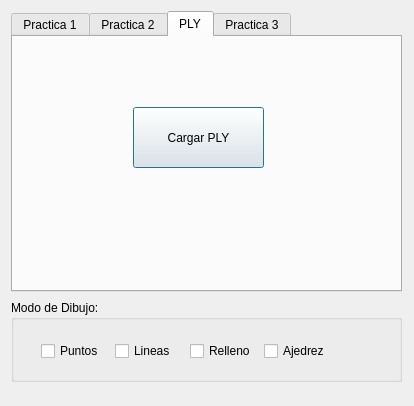
The window that Practica3/esqueleto_qt/interfaz.ui (Ancaor/IG) describes before a commit, drawn with Qt 5.
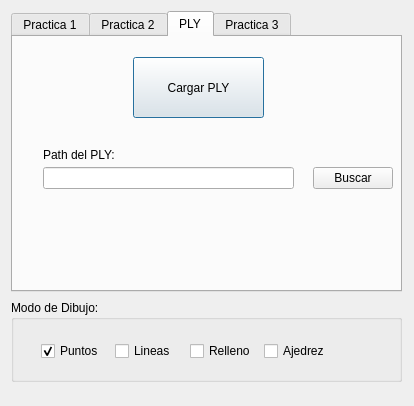
The same window after the commit. The open tabs and pages were chosen to show the change.

Diff of the .ui file:
```diff
--- a/Practica3/esqueleto_qt/interfaz.ui
+++ b/Practica3/esqueleto_qt/interfaz.ui
@@ -237,7 +237,7 @@
      <property name="geometry">
       <rect>
        <x>120</x>
-       <y>70</y>
+       <y>20</y>
        <width>131</width>
        <height>61</height>
       </rect>
@@ -246,6 +246,42 @@
       <string>Cargar PLY</string>
      </property>
     </widget>
+    <widget class="QLineEdit" name="lineEdit_2">
+     <property name="geometry">
+      <rect>
+       <x>30</x>
+       <y>130</y>
+       <width>251</width>
+       <height>22</height>
+      </rect>
+     </property>
+    </widget>
+    <widget class="QPushButton" name="pushButton_3">
+     <property name="geometry">
+      <rect>
+       <x>300</x>
+       <y>130</y>
+       <width>80</width>
+       <height>22</height>
+      </rect>
+     </property>
+     <property name="text">
+      <string>Buscar</string>
+     </property>
+    </widget>
+    <widget class="QLabel" name="label_5">
+     <property name="geometry">
+      <rect>
+       <x>30</x>
+       <y>110</y>
+       <width>81</width>
+       <height>16</height>
+      </rect>
+     </property>
+     <property name="text">
+      <string>Path del PLY:</string>
+     </property>
+    </widget>
    </widget>
    <widget class="QWidget" name="tab_4">
     <attribute name="title">
@@ -416,6 +452,9 @@
        <property name="text">
         <string>Puntos</string>
        </property>
+       <property name="checked">
+        <bool>true</bool>
+       </property>
       </widget>
      </item>
      <item>
```
Left out of the diff: 17 changed lines with no effect on the pictures.
